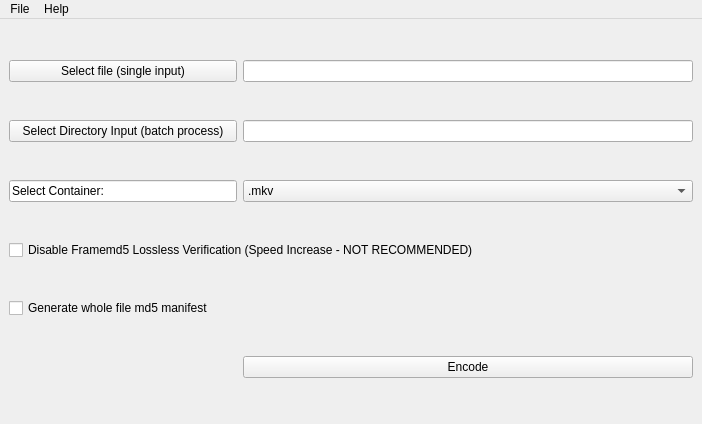
The window that design.ui (kieranjol/ffv1-frontend) describes before a commit, drawn with Qt 5.
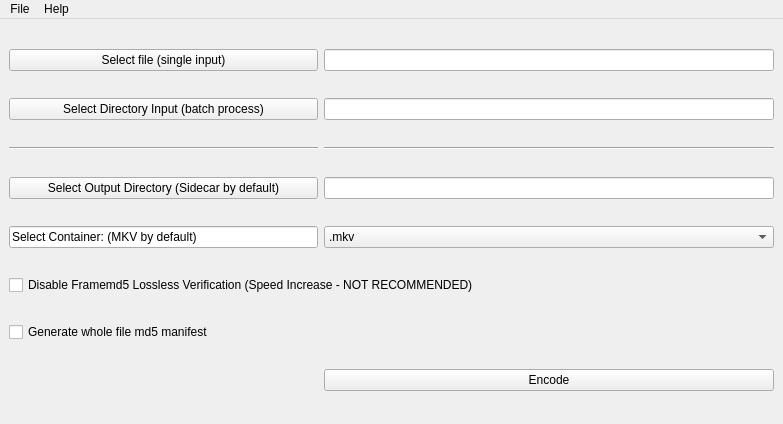
The same window after the commit.

Commit message: add placeholder output dir and lines

Patch:
```diff
--- a/design.ui
+++ b/design.ui
@@ -6,7 +6,7 @@
    <rect>
     <x>0</x>
     <y>0</y>
-    <width>702</width>
+    <width>783</width>
     <height>424</height>
    </rect>
   </property>
@@ -18,7 +18,7 @@
     <item row="1" column="1">
      <widget class="QLineEdit" name="dirname_text"/>
     </item>
-    <item row="2" column="1">
+    <item row="4" column="1">
      <widget class="QComboBox" name="container_selection">
       <item>
        <property name="text">
@@ -37,14 +37,14 @@
       </item>
      </widget>
     </item>
-    <item row="6" column="1">
+    <item row="8" column="1">
      <widget class="QPushButton" name="pushButton">
       <property name="text">
        <string>Encode</string>
       </property>
      </widget>
     </item>
-    <item row="5" column="0">
+    <item row="7" column="0">
      <widget class="QCheckBox" name="checkBox_2">
       <property name="text">
        <string>Generate whole file md5 manifest</string>
@@ -58,17 +58,17 @@
       </property>
      </widget>
     </item>
-    <item row="2" column="0">
+    <item row="4" column="0">
      <widget class="QLineEdit" name="lineEdit">
       <property name="text">
-       <string>Select Container:</string>
+       <string>Select Container: (MKV by default)</string>
       </property>
       <property name="readOnly">
        <bool>true</bool>
       </property>
      </widget>
     </item>
-    <item row="4" column="0" colspan="2">
+    <item row="6" column="0" colspan="2">
      <widget class="QCheckBox" name="checkBox">
       <property name="text">
        <string>Disable Framemd5 Lossless Verification (Speed Increase - NOT RECOMMENDED)</string>
@@ -92,6 +92,30 @@
       </property>
      </widget>
     </item>
+    <item row="2" column="1">
+     <widget class="Line" name="line_2">
+      <property name="orientation">
+       <enum>Qt::Horizontal</enum>
+      </property>
+     </widget>
+    </item>
+    <item row="2" column="0">
+     <widget class="Line" name="line">
+      <property name="orientation">
+       <enum>Qt::Horizontal</enum>
+      </property>
+     </widget>
+    </item>
+    <item row="3" column="0">
+     <widget class="QPushButton" name="pushButton_3">
+      <property name="text">
+       <string>Select Output Directory (Sidecar by default)</string>
+      </property>
+     </widget>
+    </item>
+    <item row="3" column="1">
+     <widget class="QLineEdit" name="lineEdit_2"/>
+    </item>
    </layout>
   </widget>
   <widget class="QMenuBar" name="menuBar">
@@ -99,7 +123,7 @@
     <rect>
      <x>0</x>
      <y>0</y>
-     <width>702</width>
+     <width>783</width>
      <height>25</height>
     </rect>
    </property>
```
The commit also changes 1 other file.
